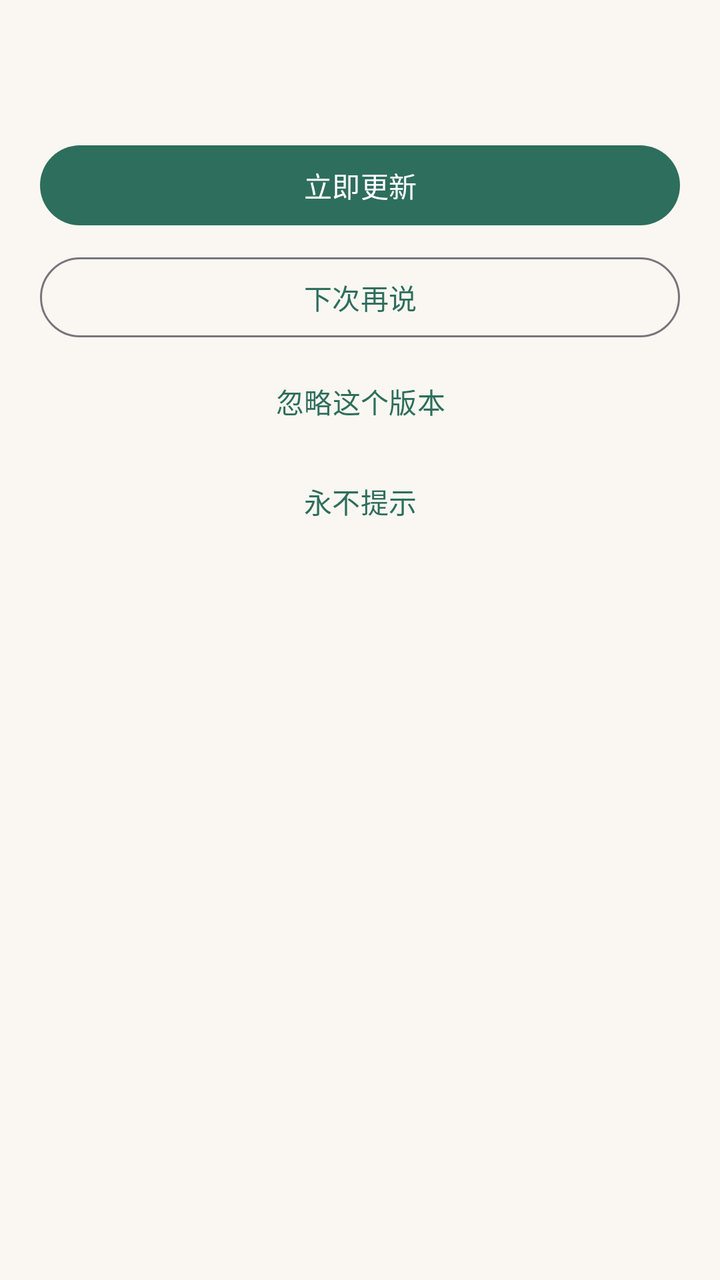
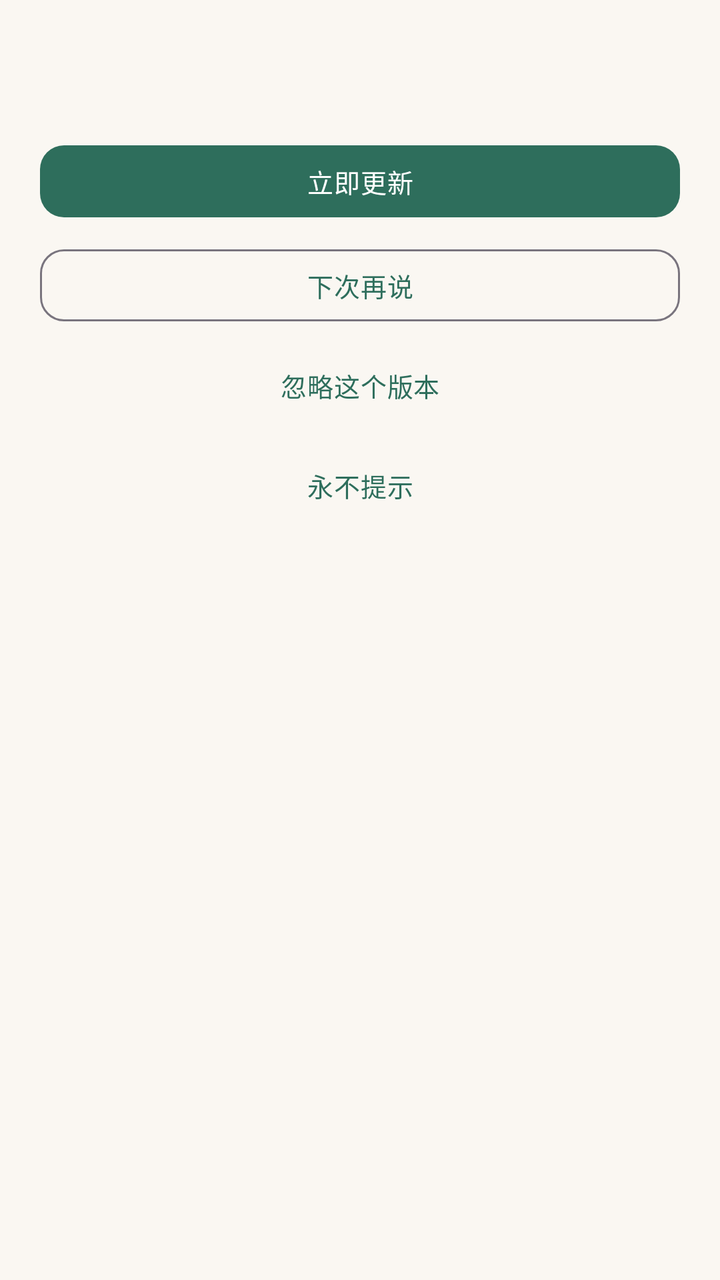

The first picture is an Android layout as it rendered before a commit; the second is the same layout after the commit. The layout source and the unified diff follow.
<!-- AndroidManifest.xml: application theme Theme.Bookshelf -->
<!-- res/layout/dialog_update.xml -->
<?xml version="1.0" encoding="utf-8"?>
<LinearLayout xmlns:android="http://schemas.android.com/apk/res/android"
    android:layout_width="match_parent"
    android:layout_height="wrap_content"
    android:orientation="vertical"
    android:paddingStart="20dp"
    android:paddingEnd="20dp"
    android:paddingTop="8dp">

    <TextView
        android:id="@+id/tv_new_version"
        android:layout_width="match_parent"
        android:layout_height="wrap_content"
        android:textSize="14sp"
        android:textStyle="bold"
        android:textColor="@color/text_main" />

    <ScrollView
        android:layout_width="match_parent"
        android:layout_height="wrap_content"
        android:layout_marginTop="8dp"
        android:maxHeight="220dp">

        <TextView
            android:id="@+id/tv_update_notes"
            android:layout_width="match_parent"
            android:layout_height="wrap_content"
            android:textSize="13sp"
            android:lineSpacingMultiplier="1.4"
            android:textColor="@color/text_sub" />
    </ScrollView>

    <com.google.android.material.button.MaterialButton
        android:id="@+id/btn_update_now"
        android:layout_width="match_parent"
        android:layout_height="wrap_content"
        android:layout_marginTop="16dp"
        android:text="立即更新" />

    <com.google.android.material.button.MaterialButton
        android:id="@+id/btn_next_time"
        style="@style/Widget.Material3.Button.OutlinedButton"
        android:layout_width="match_parent"
        android:layout_height="wrap_content"
        android:layout_marginTop="8dp"
        android:text="下次再说" />

    <com.google.android.material.button.MaterialButton
        android:id="@+id/btn_ignore_version"
        style="@style/Widget.Material3.Button.TextButton"
        android:layout_width="match_parent"
        android:layout_height="wrap_content"
        android:layout_marginTop="4dp"
        android:text="忽略这个版本" />

    <com.google.android.material.button.MaterialButton
        android:id="@+id/btn_never"
        style="@style/Widget.Material3.Button.TextButton"
        android:layout_width="match_parent"
        android:layout_height="wrap_content"
        android:layout_marginTop="2dp"
        android:layout_marginBottom="4dp"
        android:text="永不提示" />
</LinearLayout>
<!-- resources referenced by this layout -->
<resources>
  <style name="Theme.Bookshelf" parent="Theme.Material3.Light.NoActionBar">
          <item name="colorPrimary">@color/primary</item>
          <item name="colorPrimaryVariant">@color/primary_dark</item>
          <item name="colorSecondary">@color/accent</item>
          <item name="android:colorBackground">@color/bg_page</item>
          <item name="android:statusBarColor">@color/primary_dark</item>
          
          <item name="chip_bg">@color/chip_bg</item>
      </style>
  <!-- unchanged entries left out for length: 7 -->
</resources>

<!-- the commit's change to res/layout/dialog_update.xml (unified diff, before → after) -->
@@ -39,7 +39,7 @@
 
     <com.google.android.material.button.MaterialButton
         android:id="@+id/btn_next_time"
-        style="@style/Widget.Material3.Button.OutlinedButton"
+        style="@style/Widget.Bookshelf.Button.Outlined"
         android:layout_width="match_parent"
         android:layout_height="wrap_content"
         android:layout_marginTop="8dp"
@@ -47,7 +47,7 @@
 
     <com.google.android.material.button.MaterialButton
         android:id="@+id/btn_ignore_version"
-        style="@style/Widget.Material3.Button.TextButton"
+        style="@style/Widget.Bookshelf.Button.Text"
         android:layout_width="match_parent"
         android:layout_height="wrap_content"
         android:layout_marginTop="4dp"
@@ -55,7 +55,7 @@
 
     <com.google.android.material.button.MaterialButton
         android:id="@+id/btn_never"
-        style="@style/Widget.Material3.Button.TextButton"
+        style="@style/Widget.Bookshelf.Button.Text"
         android:layout_width="match_parent"
         android:layout_height="wrap_content"
         android:layout_marginTop="2dp"
<!-- resource entries referenced after the edit -->
@@ -1,14 +1,82 @@
 <!-- resources referenced by this layout -->
 <resources>
-  <style name="Theme.Bookshelf" parent="Theme.Material3.Light.NoActionBar">
+  <style name="Widget.Bookshelf.Button.Outlined" parent="Widget.Material3.Button.OutlinedButton">
+          <item name="shapeAppearance">@style/ShapeAppearance.Bookshelf.Medium</item>
+          <item name="android:textSize">@dimen/text_body_small</item>
+          <item name="android:letterSpacing">0.02</item>
+          <item name="android:minHeight">44dp</item>
+          <item name="cornerRadius">@dimen/radius_md</item>
+      </style>
+  <style name="Widget.Bookshelf.Button.Text" parent="Widget.Material3.Button.TextButton">
+          <item name="shapeAppearance">@style/ShapeAppearance.Bookshelf.Medium</item>
+          <item name="android:textSize">@dimen/text_body_small</item>
+          <item name="android:letterSpacing">0.02</item>
+          <item name="cornerRadius">@dimen/radius_md</item>
+      </style>
+  <style name="Theme.Bookshelf" parent="Theme.Bookshelf.Base">
           <item name="colorPrimary">@color/primary</item>
           <item name="colorPrimaryVariant">@color/primary_dark</item>
           <item name="colorSecondary">@color/accent</item>
-          <item name="android:colorBackground">@color/bg_page</item>
-          <item name="android:statusBarColor">@color/primary_dark</item>
           
           <item name="chip_bg">@color/chip_bg</item>
+          <item name="primary_container">@color/green_container</item>
+          <item name="on_primary_container">@color/green_on_container</item>
       </style>
+  <style name="ShapeAppearance.Bookshelf.Medium" parent="ShapeAppearance.Material3.Corner.Medium">
+          <item name="cornerSize">@dimen/radius_md</item>
+      </style>
+  <dimen name="text_body_small">13sp</dimen>
+  <dimen name="radius_md">12dp</dimen>
+  <style name="Theme.Bookshelf.Base" parent="Theme.Material3.Light.NoActionBar">
+          
+          <item name="android:colorBackground">@color/bg_page</item>
+          
+          <item name="android:statusBarColor">?attr/colorPrimary</item>
+          <item name="android:windowLightStatusBar">false</item>
+          
+          <item name="surface">@color/surface</item>
+          <item name="surface_dim">@color/surface_dim</item>
+          <item name="outline">@color/outline</item>
+          <item name="outline_strong">@color/outline_strong</item>
+          <item name="on_surface">@color/text_main</item>
+          <item name="on_surface_variant">@color/text_sub</item>
+          
+          <item name="materialButtonStyle">@style/Widget.Bookshelf.Button</item>
+          <item name="textInputStyle">@style/Widget.Bookshelf.TextField</item>
+          <item name="materialCardViewStyle">@style/Widget.Bookshelf.MaterialCard</item>
+      </style>
+  <color name="green_container">#E6F0EC</color>
+  <color name="green_on_container">#1C4A3E</color>
+  <color name="surface">#FFFFFF</color>
+  <color name="surface_dim">#F4F0E9</color>
+  <color name="outline">#E6E0D5</color>
+  <color name="outline_strong">#CFC5B4</color>
+  <style name="Widget.Bookshelf.Button" parent="Widget.Material3.Button">
+          <item name="shapeAppearance">@style/ShapeAppearance.Bookshelf.Medium</item>
+          <item name="android:textSize">@dimen/text_body_small</item>
+          <item name="android:letterSpacing">0.02</item>
+          <item name="android:minHeight">44dp</item>
+          <item name="cornerRadius">@dimen/radius_md</item>
+      </style>
+  <style name="Widget.Bookshelf.TextField" parent="Widget.Material3.TextInputLayout.OutlinedBox">
+          <item name="boxStrokeColor">@color/text_field_stroke</item>
+          <item name="boxStrokeWidth">1dp</item>
+          <item name="boxStrokeWidthFocused">1.5dp</item>
+          <item name="boxCornerRadiusTopStart">@dimen/radius_md</item>
+          <item name="boxCornerRadiusTopEnd">@dimen/radius_md</item>
+          <item name="boxCornerRadiusBottomStart">@dimen/radius_md</item>
+          <item name="boxCornerRadiusBottomEnd">@dimen/radius_md</item>
+          <item name="boxBackgroundColor">?attr/surface</item>
+          <item name="hintTextColor">?attr/colorPrimary</item>
+          <item name="android:textColorHint">?attr/on_surface_variant</item>
+      </style>
+  <style name="Widget.Bookshelf.MaterialCard" parent="Widget.Material3.CardView.Outlined">
+          <item name="cardCornerRadius">@dimen/card_corner</item>
+          <item name="cardElevation">0dp</item>
+          <item name="strokeColor">?attr/outline</item>
+          <item name="strokeWidth">1dp</item>
+      </style>
+  <dimen name="card_corner">16dp</dimen>
   <!-- unchanged entries left out for length: 7 -->
 </resources>
 
